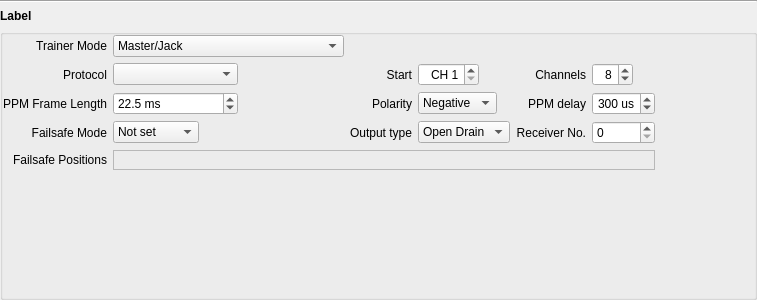
Before: the Qt Designer form companion/src/modeledit/setup_module.ui in opentx/opentx, drawn with Qt 5.
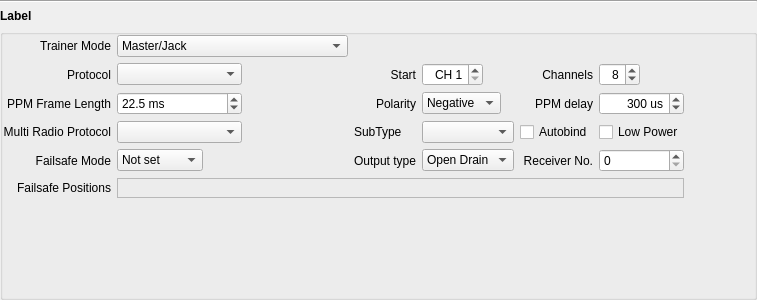
After: the same form once the commit is applied.

Diff of the .ui file:
```diff
--- a/companion/src/modeledit/setup_module.ui
+++ b/companion/src/modeledit/setup_module.ui
@@ -534,6 +534,26 @@
         </property>
        </widget>
       </item>
+      <item row="4" column="0">
+       <widget class="QLabel" name="label_multiProtocol">
+        <property name="text">
+         <string>Multi Radio Protocol</string>
+        </property>
+        <property name="alignment">
+         <set>Qt::AlignRight|Qt::AlignTrailing|Qt::AlignVCenter</set>
+        </property>
+       </widget>
+      </item>
+      <item row="4" column="1">
+       <widget class="QComboBox" name="multiProtocol">
+        <property name="maximumSize">
+         <size>
+          <width>125</width>
+          <height>16777215</height>
+         </size>
+        </property>
+       </widget>
+      </item>
       <item row="5" column="4">
        <widget class="QLabel" name="label_rxNumber">
         <property name="maximumSize">
@@ -571,6 +591,37 @@
         </item>
        </widget>
       </item>
+      <item row="4" column="2">
+       <widget class="QLabel" name="label_multiSubType">
+        <property name="text">
+         <string>SubType</string>
+        </property>
+       </widget>
+      </item>
+      <item row="4" column="3">
+       <widget class="QComboBox" name="multiSubType">
+        <property name="maximumSize">
+         <size>
+          <width>125</width>
+          <height>16777215</height>
+         </size>
+        </property>
+       </widget>
+      </item>
+      <item row="4" column="4">
+       <widget class="QCheckBox" name="cb_autoBind">
+        <property name="text">
+         <string>Autobind</string>
+        </property>
+       </widget>
+      </item>
+      <item row="4" column="5">
+       <widget class="QCheckBox" name="cb_lowPower">
+        <property name="text">
+         <string>Low Power</string>
+        </property>
+       </widget>
+      </item>
      </layout>
     </widget>
    </item>
```
